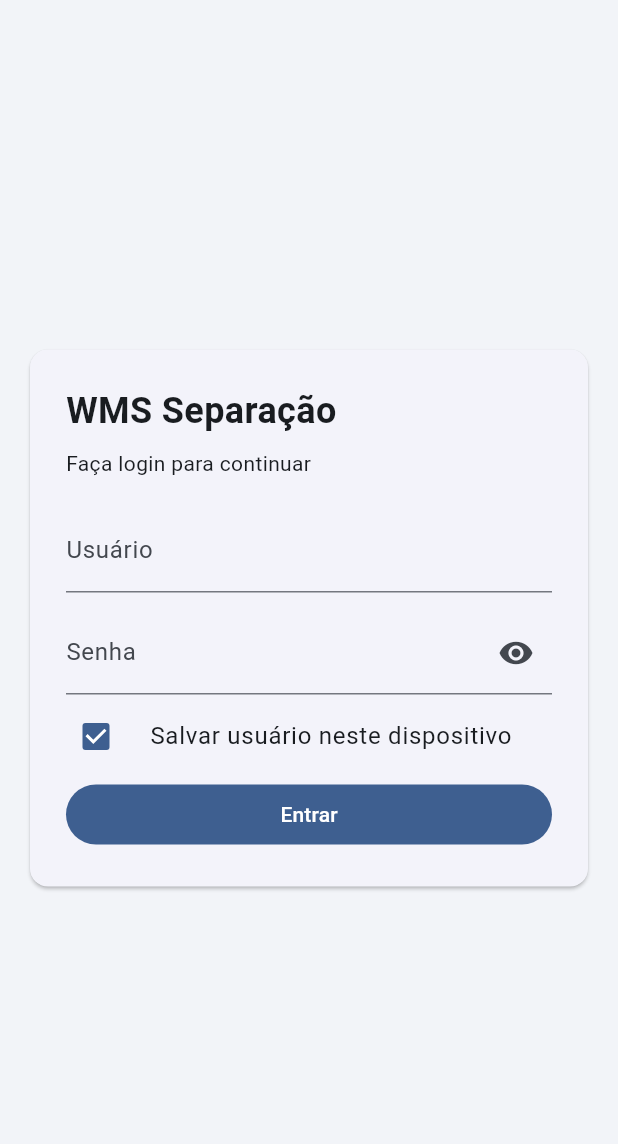
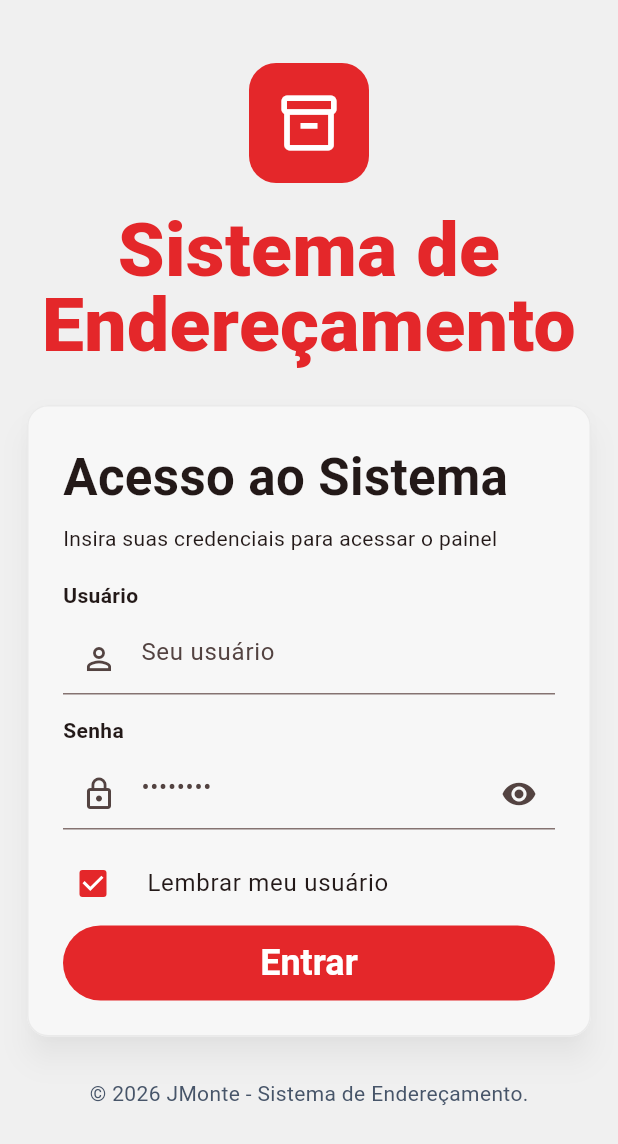
Before and after one commit to albertothe/wms, a Flutter app: the screen it shows after launch, on a phone screen of 412 x 824 dp. Shown: the top 1144 px of the screen. Run offline on Flutter 3.47's test engine with Material 3 defaults, Android fonts, the phone set to English and light mode, and no system bars; our stand-ins replace shared_preferences.

Commit message:
Atualiza layout de login e tema vermelho nas abas do app Flutter

```diff
--- a/frontapp/lib/main.dart
+++ b/frontapp/lib/main.dart
@@ -10,6 +10,7 @@ const String _apiBaseUrl = String.fromEnvironment(
 );
 const String _savedLoginKey = 'saved_login';
 const String _authTokenKey = 'auth_token';
+const Color _brandRed = Color(0xFFE4272A);
 
 void main() {
   runApp(const WmsApp());
@@ -23,8 +24,23 @@ class WmsApp extends StatelessWidget {
     return MaterialApp(
       title: 'WMS Separação',
       theme: ThemeData(
-        colorScheme: ColorScheme.fromSeed(seedColor: const Color(0xFF2E67B0)),
-        scaffoldBackgroundColor: const Color(0xFFF2F4F8),
+        colorScheme: ColorScheme.fromSeed(seedColor: _brandRed),
+        scaffoldBackgroundColor: const Color(0xFFF0F0F0),
+        navigationBarTheme: NavigationBarThemeData(
+          indicatorColor: _brandRed.withOpacity(0.15),
+          iconTheme: WidgetStateProperty.resolveWith((states) {
+            if (states.contains(WidgetState.selected)) {
+              return const IconThemeData(color: _brandRed);
+            }
+            return const IconThemeData(color: Color(0xFF64748B));
+          }),
+          labelTextStyle: WidgetStateProperty.resolveWith((states) {
+            if (states.contains(WidgetState.selected)) {
+              return const TextStyle(color: _brandRed, fontWeight: FontWeight.w700);
+            }
+            return const TextStyle(color: Color(0xFF64748B));
+          }),
+        ),
         useMaterial3: true,
       ),
       home: const AuthGate(),
@@ -183,7 +199,7 @@ class BlankPanelScreen extends StatelessWidget {
   Widget build(BuildContext context) {
     return Scaffold(
       appBar: AppBar(
-        backgroundColor: const Color(0xFF2E67B0),
+        backgroundColor: _brandRed,
         foregroundColor: Colors.white,
         title: Text(titulo),
         actions: [
@@ -301,81 +317,109 @@ class _LoginScreenState extends State<LoginScreen> {
   @override
   Widget build(BuildContext context) {
     return Scaffold(
-      body: Center(
-        child: ConstrainedBox(
-          constraints: const BoxConstraints(maxWidth: 420),
+      body: SingleChildScrollView(
+        padding: const EdgeInsets.symmetric(horizontal: 14, vertical: 28),
+        child: Column(
+          children: [
+            const SizedBox(height: 14),
+            Container(
+              padding: const EdgeInsets.all(18),
+              decoration: BoxDecoration(
+                color: _brandRed,
+                borderRadius: BorderRadius.circular(18),
+              ),
+              child: const Icon(Icons.inventory_2_outlined, color: Colors.white, size: 44),
+            ),
+            const SizedBox(height: 20),
+            const Text(
+              'Sistema de\nEndereçamento',
+              textAlign: TextAlign.center,
+              style: TextStyle(
+                fontSize: 50,
+                height: 1,
+                fontWeight: FontWeight.w800,
+                color: _brandRed,
+              ),
+            ),
+            const SizedBox(height: 24),
+            ConstrainedBox(
+              constraints: const BoxConstraints(maxWidth: 480),
               child: Card(
-            margin: const EdgeInsets.all(20),
+                color: const Color(0xFFF7F7F7),
+                elevation: 8,
+                shadowColor: Colors.black26,
+                shape: RoundedRectangleBorder(
+                  borderRadius: BorderRadius.circular(14),
+                  side: const BorderSide(color: Color(0xFFEAEAEA)),
+                ),
                 child: Padding(
                   padding: const EdgeInsets.all(24),
                   child: Form(
                     key: _formKey,
                     child: Column(
-                  mainAxisSize: MainAxisSize.min,
                       crossAxisAlignment: CrossAxisAlignment.stretch,
                       children: [
-                    const Text(
-                      'WMS Separação',
-                      style: TextStyle(
-                        fontSize: 24,
-                        fontWeight: FontWeight.w700,
-                      ),
-                    ),
+                        const Text('Acesso ao Sistema', style: TextStyle(fontSize: 34, fontWeight: FontWeight.w700)),
+                        const SizedBox(height: 6),
+                        const Text('Insira suas credenciais para acessar o painel'),
+                        const SizedBox(height: 18),
+                        const Text('Usuário', style: TextStyle(fontWeight: FontWeight.w600)),
                         const SizedBox(height: 8),
-                    const Text('Faça login para continuar'),
-                    const SizedBox(height: 20),
                         TextFormField(
                           controller: _usuarioController,
-                      decoration: const InputDecoration(labelText: 'Usuário'),
+                          decoration: const InputDecoration(
+                            hintText: 'Seu usuário',
+                            prefixIcon: Icon(Icons.person_outline),
+                          ),
                           validator: (value) =>
-                          (value == null || value.trim().isEmpty)
-                          ? 'Informe o usuário'
-                          : null,
+                              (value == null || value.trim().isEmpty) ? 'Informe o usuário' : null,
                         ),
-                    const SizedBox(height: 12),
+                        const SizedBox(height: 14),
+                        const Text('Senha', style: TextStyle(fontWeight: FontWeight.w600)),
+                        const SizedBox(height: 8),
                         TextFormField(
                           controller: _senhaController,
                           obscureText: !_mostrarSenha,
                           decoration: InputDecoration(
-                        labelText: 'Senha',
+                            hintText: '••••••••',
+                            prefixIcon: const Icon(Icons.lock_outline),
                             suffixIcon: IconButton(
-                          tooltip: _mostrarSenha
-                              ? 'Ocultar senha'
-                              : 'Exibir senha',
-                          onPressed: () =>
-                              setState(() => _mostrarSenha = !_mostrarSenha),
-                          icon: Icon(
-                            _mostrarSenha
-                                ? Icons.visibility_off
-                                : Icons.visibility,
+                              tooltip: _mostrarSenha ? 'Ocultar senha' : 'Exibir senha',
+                              onPressed: () => setState(() => _mostrarSenha = !_mostrarSenha),
+                              icon: Icon(_mostrarSenha ? Icons.visibility_off : Icons.visibility),
                             ),
                           ),
+                          validator: (value) =>
+                              (value == null || value.isEmpty) ? 'Informe a senha' : null,
                         ),
-                      validator: (value) => (value == null || value.isEmpty)
-                          ? 'Informe a senha'
-                          : null,
-                    ),
+                        const SizedBox(height: 8),
                         CheckboxListTile(
                           value: _salvarUsuario,
                           contentPadding: EdgeInsets.zero,
+                          activeColor: _brandRed,
                           controlAffinity: ListTileControlAffinity.leading,
-                      title: const Text('Salvar usuário neste dispositivo'),
+                          title: const Text('Lembrar meu usuário'),
                           onChanged: _loading
                               ? null
-                          : (value) =>
-                                setState(() => _salvarUsuario = value ?? true),
+                              : (value) => setState(() => _salvarUsuario = value ?? true),
                         ),
                         if (_erro != null) ...[
                           Text(_erro!, style: const TextStyle(color: Colors.red)),
                           const SizedBox(height: 12),
                         ],
                         FilledButton(
+                          style: FilledButton.styleFrom(
+                            backgroundColor: _brandRed,
+                            foregroundColor: Colors.white,
+                            minimumSize: const Size(double.infinity, 50),
+                            textStyle: const TextStyle(fontSize: 24, fontWeight: FontWeight.w700),
+                          ),
                           onPressed: _loading ? null : _submit,
                           child: _loading
                               ? const SizedBox(
                                   height: 20,
                                   width: 20,
-                              child: CircularProgressIndicator(strokeWidth: 2),
+                                  child: CircularProgressIndicator(strokeWidth: 2, color: Colors.white),
                                 )
                               : const Text('Entrar'),
                         ),
@@ -384,6 +428,13 @@ class _LoginScreenState extends State<LoginScreen> {
                   ),
                 ),
               ),
+            ),
+            const SizedBox(height: 24),
+            const Text(
+              '© 2026 JMonte - Sistema de Endereçamento.',
+              style: TextStyle(color: Color(0xFF475569), fontSize: 14),
+            ),
+          ],
         ),
       ),
     );
@@ -881,7 +932,7 @@ class _SeparacaoScreenState extends State<SeparacaoScreen> {
 
     return Scaffold(
       appBar: AppBar(
-        backgroundColor: const Color(0xFF2E67B0),
+        backgroundColor: _brandRed,
         foregroundColor: Colors.white,
         title: const Text('Minhas Tarefas'),
         actions: [
@@ -944,7 +995,7 @@ class _SeparacaoScreenState extends State<SeparacaoScreen> {
                   margin: const EdgeInsets.only(bottom: 10),
                   shape: RoundedRectangleBorder(
                     borderRadius: BorderRadius.circular(12),
-                    side: const BorderSide(color: Color(0xFF2E67B0), width: 1),
+                    side: const BorderSide(color: _brandRed, width: 1),
                   ),
                   child: InkWell(
                     borderRadius: BorderRadius.circular(12),
@@ -1100,7 +1151,7 @@ class _SeparacaoScreenState extends State<SeparacaoScreen> {
                                           child: Text(
                                             '${_formatarQuantidade(item.qtdeSeparada)} / ${_formatarQuantidade(item.qtdeTotal)} un',
                                             style: const TextStyle(
-                                              color: Color(0xFF2E67B0),
+                                              color: _brandRed,
                                               fontWeight: FontWeight.w700,
                                             ),
                                           ),
```
Lines whose indentation alone changed are shown as unchanged.
